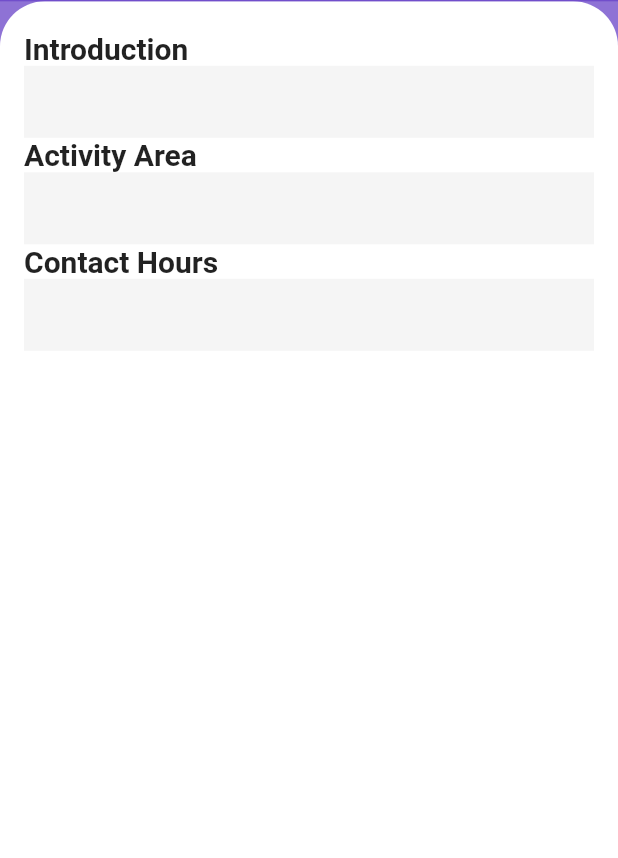
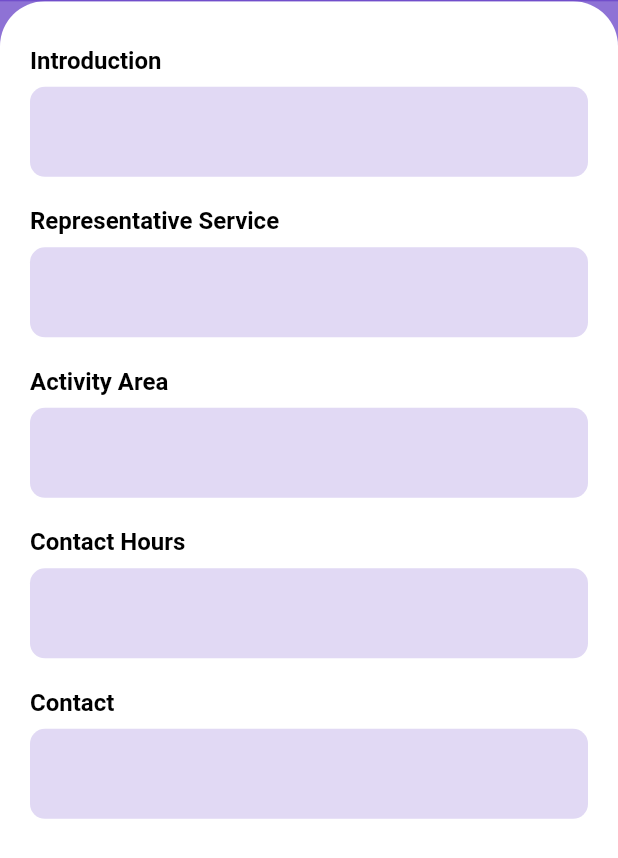
Before and after one commit to 2023-GSC-Diviction/Diviction-Counselor, a Flutter app: the CounselorProfileScreen screen opened directly, scrolled down 304 dp, on a phone screen of 412 x 824 dp. Shown: the top 858 px of the screen. Run offline on Flutter 3.47's test engine with Material 2 defaults, Android fonts, the phone set to English and light mode, and no system bars; our stand-ins replace chat_bubbles, cloud_firestore, contained_tab_bar_view, dio, firebase_core, firebase_storage and 7 more; accounts and stored records are empty; network calls fail.

```diff
--- a/lib/screen/bottom_nav.dart
+++ b/lib/screen/bottom_nav.dart
@@ -35,7 +35,7 @@ class BottomNavigation extends ConsumerWidget {
           items: <BottomNavigationBarItem>[
             _BottomNavigationBarItems(Icons.home, 'Home', selected, unSelected),
             _BottomNavigationBarItems(Icons.chat, 'Counselor', selected, unSelected),
-            _BottomNavigationBarItems(Icons.chat, 'Counselor', selected, unSelected),
+            _BottomNavigationBarItems(Icons.chat, 'Memo', selected, unSelected),
             _BottomNavigationBarItems(Icons.account_circle_rounded, 'MyPage', selected, unSelected),
           ],
           currentIndex: currentPage,
--- a/lib/screen/home_screen.dart
+++ b/lib/screen/home_screen.dart
@@ -196,7 +196,7 @@ class _ReqiestUserListState extends ConsumerState<_ReqiestUserList> {
                             color: Colors.grey,
                             borderRadius: BorderRadius.circular(50)),
                         child: CircleAvatar(
-                          backgroundImage: NetworkImage('${widget.user.profile_img_url}'),
+                          backgroundImage: NetworkImage(widget.user.profile_img_url!),
                         ),
                       ),
                       const SizedBox(width: 12),
@@ -207,7 +207,7 @@ class _ReqiestUserListState extends ConsumerState<_ReqiestUserList> {
                           crossAxisAlignment: CrossAxisAlignment.start,
                           children: [
                             Text(
-                                '${widget.user.name}, ${calculateAge(widget.user.birth)} yo',
+                                '${widget.user.name}, ${calculateAge(widget.user.birth)} years old',
                                 style: TextStyles.chatNicknameTextStyle
                                     .copyWith(fontSize: 16)),
                             Text('${widget.user.gender}, ${widget.user.email}',
--- a/lib/screen/profile/counselor_profile_screen.dart
+++ b/lib/screen/profile/counselor_profile_screen.dart
@@ -13,32 +13,23 @@ import '../../widget/profile_image.dart';
 import 'package:contained_tab_bar_view/contained_tab_bar_view.dart';
 import '../../widget/survey/survey_chart.dart';
 
-
-final surdata = [
-  SurveyData(
-    date: '2021-08-01',
-    score: 30,
-  ),
-  SurveyData(
-    date: '2021-08-02',
-    score: 13,
-  ),
-  SurveyData(
-    date: '2021-08-06',
-    score: 22,
-  ),
-];
+// final surdata = [
+//   SurveyData(
+//     date: '2021-08-01',
+//     score: 30,
+//   ),
+//   SurveyData(
+//     date: '2021-08-02',
+//     score: 13,
+//   ),
+//   SurveyData(
+//     date: '2021-08-06',
+//     score: 22,
+//   ),
+// ];
 
 final editModeProvider = StateProvider((ref) => false);
 
-List<String> title = [
-  'Introduction',
-  'Activity Area',
-  'Contact Hours',
-  'Question Answer' // Q&A에 대해서 질문 준비해야함(중독자, 상담자)
-];
-
-@override
 class CounselorProfileScreen extends ConsumerStatefulWidget {
   const CounselorProfileScreen({Key? key}) : super(key: key);
 
@@ -46,14 +37,20 @@ class CounselorProfileScreen extends ConsumerStatefulWidget {
   CounselorProfileScreenState createState() => CounselorProfileScreenState();
 }
 
+List<String> title = [
+  'Introduction',
+  'Representative Service',
+  'Activity Area',
+  'Contact Hours',
+  'Contact',
+  //'Question Answer' // Q&A에 대해서 질문 준비해야함(중독자, 상담자)
+];
+
 class CounselorProfileScreenState extends ConsumerState<CounselorProfileScreen> {
-  List<String> title = [
-    'Introduction',
-    'Activity Area',
-    'Contact Hours',
-    // 'Question Answer' // Q&A에 대해서 질문 준비해야함(중독자, 상담자)
-  ];
+
   List<TextEditingController> textEditingController = [
+    TextEditingController(),
+    TextEditingController(),
     TextEditingController(),
     TextEditingController(),
     TextEditingController(),
@@ -208,6 +205,7 @@ class _HeaderState extends ConsumerState<_Header> {
                 //   });
                 // }
                 return Column(
+                    mainAxisSize: MainAxisSize.max,
                     mainAxisAlignment: MainAxisAlignment.center,
                     crossAxisAlignment: CrossAxisAlignment.center,
                     children: [
@@ -279,7 +277,7 @@ class _HeaderState extends ConsumerState<_Header> {
     // 수정후 Done 버튼이 눌렸을 때 API Call을 통해서 내용 업데이트 해줘야 함
     if (ref.read(editModeProvider.notifier).state) {
       final SharedPreferences prefs = await SharedPreferences.getInstance();
-      for (var i in [0, 1, 2, 3]) {
+      for (var i in List.generate(title.length, (index) => index)) {
         prefs.setString(title[i], widget.textEditingController[i].text);
       }
       // API Call - 회원 프로필 업데이트
--- a/lib/screen/splash_screen.dart
+++ b/lib/screen/splash_screen.dart
@@ -7,17 +7,17 @@ import 'package:flutter_riverpod/flutter_riverpod.dart';
 import 'package:intl/intl.dart';
 
 final loginStateProvider =
-    FutureProvider.autoDispose((ref) => AuthService().isLogin());
+FutureProvider.autoDispose((ref) => AuthService().isLogin());
 
 class SplashScreen extends ConsumerWidget {
   const SplashScreen({Key? key});
+
   @override
   Widget build(BuildContext context, WidgetRef ref) {
     ref.read(authProvider.notifier).isLogin();
     final isLogin = ref.watch(loginStateProvider);
-    String today = DateFormat('yyyy-MM-dd').format(DateTime.now());
 
-    Future.delayed(const Duration(milliseconds: 1500), () async {
+    Future.delayed(const Duration(milliseconds: 1000), () async {
       print('isLogin.value : ${isLogin.value}');
       if (isLogin.value == null) return;
       if (isLogin.value!) {
--- a/lib/widget/custom_textfiled.dart
+++ b/lib/widget/custom_textfiled.dart
@@ -1,4 +1,5 @@
 import 'package:flutter/material.dart';
+import '../config/style.dart';
 
 class CustomTextEditor extends StatefulWidget {
   final String TitleContent;
@@ -21,38 +22,46 @@ class CustomTextEditor extends StatefulWidget {
 class _CustomTextEditorState extends State<CustomTextEditor> {
   @override
   Widget build(BuildContext context) {
-    return Container(
-      child: Padding(
-        padding: const EdgeInsets.symmetric(horizontal: 16),
+    return Padding(
+      padding: const EdgeInsets.symmetric(vertical: 10, horizontal: 20),
       child: Column(
         children: [
-            SizedBox(
+          Container(
+            margin: const EdgeInsets.only(bottom: 8),
             width: MediaQuery.of(context).size.width,
             child: Text(
               widget.TitleContent,
-                style: TextStyle(
-                  fontSize: 20,
+              style: const TextStyle(
+                fontSize: 16,
                 fontWeight: FontWeight.w600,
+                color: Colors.black,
               ),
             ),
           ),
           Expanded(
             child: TextField(
+              style: const TextStyle(
+                fontSize: 17,
+                fontWeight: FontWeight.w600,
+                color: Colors.black,
+              ),
               maxLines: null,
               readOnly: widget.isreadOnly,
               controller: widget.textEditingController,
               cursorColor: Colors.grey,
               keyboardType: TextInputType.multiline,
               decoration: InputDecoration(
-                  border: InputBorder.none,
+                border: OutlineInputBorder(
+                  borderRadius: BorderRadius.circular(10),
+                  borderSide: BorderSide.none,
+                ),
                 filled: true, // 이걸 true로 해야 색상을 넣어줄 수 있음
-                  fillColor: Colors.grey[100],
+                fillColor: Palette.appColor.withOpacity(0.2),
               ),
             ),
           ),
         ],
       ),
-      ),
     );
   }
 }
```
Also changed, not shown: lib/provider/matchList_provider.dart (added, +24 -0 lines), lib/provider/memoList_provider.dart (+8 -1 lines), lib/screen/matchlist_screen.dart (+22 -60 lines), lib/screen/memo_screen.dart (+63 -50 lines), lib/service/matchList_service.dart (+0 -17 lines). Lines whose indentation alone changed are shown as unchanged.
